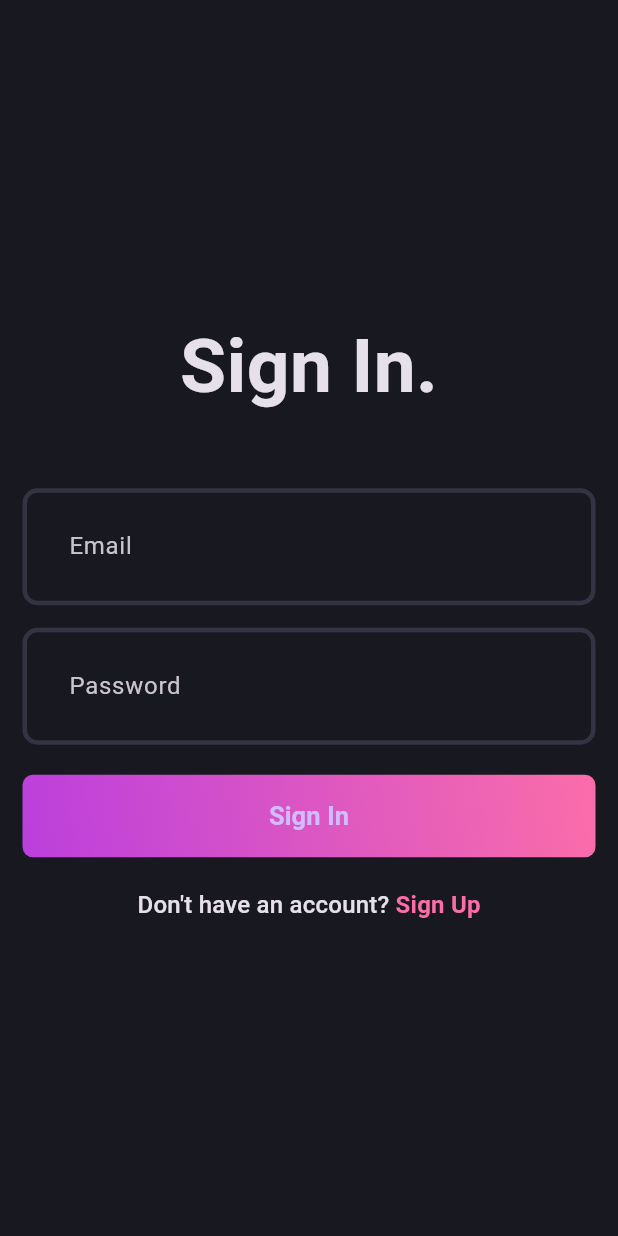
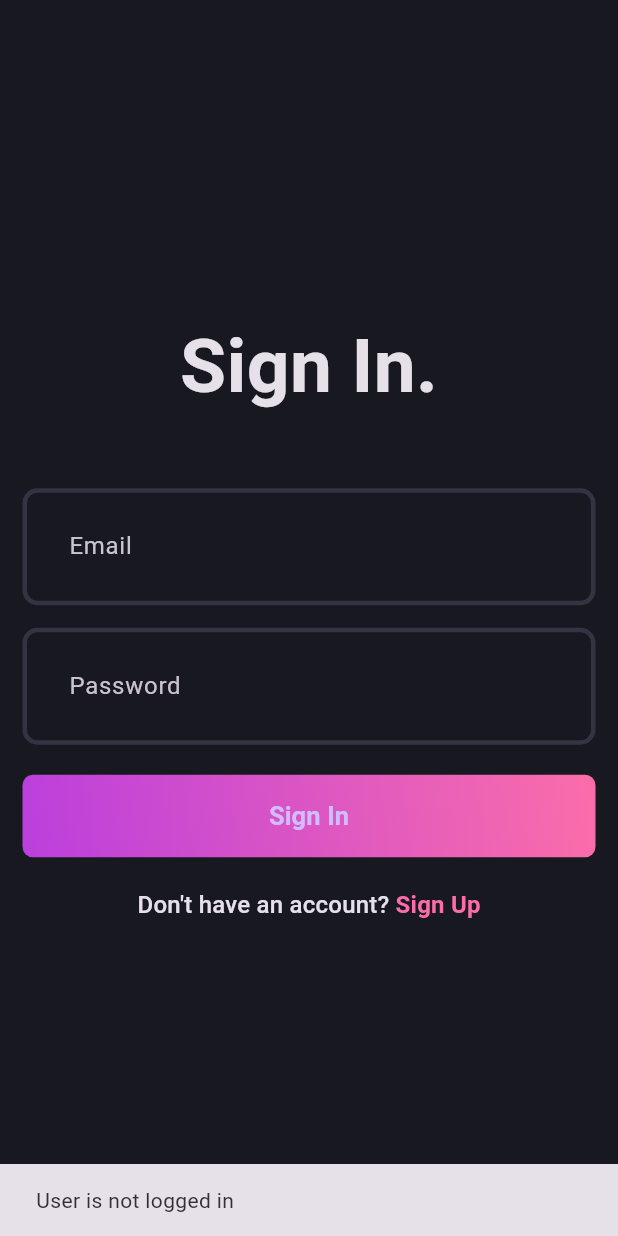
Before and after one commit to BiAksoy/blog-app, a Flutter app: the first screen one second after launch, on a phone screen of 412 x 824 dp. Run offline on Flutter 3.47's test engine with Material 3 defaults, Android fonts, the phone set to English and light mode, and no system bars; our stand-ins replace flutter_bloc, fpdart, get_it, supabase_flutter; accounts and stored records are empty.

Commit message:
Finished auth feature

```diff
--- /dev/null
+++ b/lib/core/common/cubits/app_user/app_user_cubit.dart
@@ -0,0 +1,17 @@
+import 'package:blog_app/core/entities/user.dart';
+import 'package:flutter/widgets.dart';
+import 'package:flutter_bloc/flutter_bloc.dart';
+
+part 'app_user_state.dart';
+
+class AppUserCubit extends Cubit<AppUserState> {
+  AppUserCubit() : super(AppUserInitial());
+
+  void updateUser(User? user) {
+    if (user == null) {
+      emit(AppUserInitial());
+    } else {
+      emit(AppUserLoggedIn(user));
+    }
+  }
+}
--- /dev/null
+++ b/lib/core/common/cubits/app_user/app_user_state.dart
@@ -0,0 +1,12 @@
+part of 'app_user_cubit.dart';
+
+@immutable
+sealed class AppUserState {}
+
+final class AppUserInitial extends AppUserState {}
+
+final class AppUserLoggedIn extends AppUserState {
+  final User user;
+
+  AppUserLoggedIn(this.user);
+}
--- a/lib/core/usecase/usecase.dart
+++ b/lib/core/usecase/usecase.dart
@@ -4,3 +4,5 @@ import 'package:fpdart/fpdart.dart';
 abstract interface class UseCase<SuccessType, Params> {
   Future<Either<Failure, SuccessType>> call(Params params);
 }
+
+class NoParams {}
--- a/lib/features/auth/data/repositories/auth_repository_impl.dart
+++ b/lib/features/auth/data/repositories/auth_repository_impl.dart
@@ -1,7 +1,7 @@
 import 'package:blog_app/core/error/exceptions.dart';
 import 'package:blog_app/core/error/failures.dart';
 import 'package:blog_app/features/auth/data/datasources/auth_remote_data_source.dart';
-import 'package:blog_app/features/auth/domain/entities/user.dart';
+import 'package:blog_app/core/entities/user.dart';
 import 'package:blog_app/features/auth/domain/repository/auth_repository.dart';
 import 'package:fpdart/fpdart.dart';
 import 'package:supabase_flutter/supabase_flutter.dart' as sb;
@@ -10,6 +10,21 @@ class AuthRepositoryImpl implements AuthRepository {
   final AuthRemoteDataSource _remoteDataSource;
 
   AuthRepositoryImpl(this._remoteDataSource);
+
+  @override
+  Future<Either<Failure, User>> currentUser() async {
+    try {
+      final user = await _remoteDataSource.getCurrentUserData();
+
+      if (user == null) {
+        return left(Failure('User is not logged in'));
+      }
+
+      return right(user);
+    } on ServerException catch (e) {
+      return left(Failure(e.message));
+    }
+  }
 
   @override
   Future<Either<Failure, User>> logInWithEmailAndPassword({
--- a/lib/features/auth/domain/repository/auth_repository.dart
+++ b/lib/features/auth/domain/repository/auth_repository.dart
@@ -1,5 +1,5 @@
 import 'package:blog_app/core/error/failures.dart';
-import 'package:blog_app/features/auth/domain/entities/user.dart';
+import 'package:blog_app/core/entities/user.dart';
 import 'package:fpdart/fpdart.dart';
 
 abstract interface class AuthRepository {
@@ -13,4 +13,6 @@ abstract interface class AuthRepository {
     required String email,
     required String password,
   });
+
+  Future<Either<Failure, User>> currentUser();
 }
--- /dev/null
+++ b/lib/features/auth/domain/usecases/current_user.dart
@@ -0,0 +1,16 @@
+import 'package:blog_app/core/error/failures.dart';
+import 'package:blog_app/core/usecase/usecase.dart';
+import 'package:blog_app/core/entities/user.dart';
+import 'package:blog_app/features/auth/domain/repository/auth_repository.dart';
+import 'package:fpdart/fpdart.dart';
+
+class CurrentUser implements UseCase<User, NoParams> {
+  final AuthRepository _authRepository;
+
+  CurrentUser(this._authRepository);
+
+  @override
+  Future<Either<Failure, User>> call(NoParams params) async {
+    return await _authRepository.currentUser();
+  }
+}
--- a/lib/features/auth/domain/usecases/user_login.dart
+++ b/lib/features/auth/domain/usecases/user_login.dart
@@ -1,6 +1,6 @@
 import 'package:blog_app/core/error/failures.dart';
 import 'package:blog_app/core/usecase/usecase.dart';
-import 'package:blog_app/features/auth/domain/entities/user.dart';
+import 'package:blog_app/core/entities/user.dart';
 import 'package:blog_app/features/auth/domain/repository/auth_repository.dart';
 import 'package:fpdart/fpdart.dart';
 
--- a/lib/features/auth/domain/usecases/user_signup.dart
+++ b/lib/features/auth/domain/usecases/user_signup.dart
@@ -1,6 +1,6 @@
 import 'package:blog_app/core/error/failures.dart';
 import 'package:blog_app/core/usecase/usecase.dart';
-import 'package:blog_app/features/auth/domain/entities/user.dart';
+import 'package:blog_app/core/entities/user.dart';
 import 'package:blog_app/features/auth/domain/repository/auth_repository.dart';
 import 'package:fpdart/fpdart.dart';
 
--- a/lib/features/auth/presentation/bloc/auth_bloc.dart
+++ b/lib/features/auth/presentation/bloc/auth_bloc.dart
@@ -1,4 +1,7 @@
-import 'package:blog_app/features/auth/domain/entities/user.dart';
+import 'package:blog_app/core/common/cubits/app_user/app_user_cubit.dart';
+import 'package:blog_app/core/usecase/usecase.dart';
+import 'package:blog_app/core/entities/user.dart';
+import 'package:blog_app/features/auth/domain/usecases/current_user.dart';
 import 'package:blog_app/features/auth/domain/usecases/user_login.dart';
 import 'package:blog_app/features/auth/domain/usecases/user_signup.dart';
 import 'package:flutter/material.dart';
@@ -10,19 +13,26 @@ part 'auth_state.dart';
 class AuthBloc extends Bloc<AuthEvent, AuthState> {
   final UserSignUp _userSignUp;
   final UserLogIn _userLogIn;
+  final CurrentUser _currentUser;
+  final AppUserCubit _appUserCubit;
 
   AuthBloc({
     required UserSignUp userSignUp,
     required UserLogIn userLogIn,
+    required CurrentUser currentUser,
+    required AppUserCubit appUserCubit,
   })  : _userSignUp = userSignUp,
         _userLogIn = userLogIn,
+        _currentUser = currentUser,
+        _appUserCubit = appUserCubit,
         super(AuthInitial()) {
+    on<AuthEvent>((_, emit) => emit(AuthLoading()));
     on<AuthSignUp>(_onAuthSignUp);
     on<AuthLogIn>(_onAuthLogIn);
+    on<AuthIsUserLoggedIn>(_onAuthIsUserLoggedIn);
   }
 
   void _onAuthSignUp(AuthSignUp event, Emitter<AuthState> emit) async {
-    emit(AuthLoading());
     final response = await _userSignUp(UserSignUpParams(
       name: event.name,
       email: event.email,
@@ -31,7 +41,7 @@ class AuthBloc extends Bloc<AuthEvent, AuthState> {
 
     response.fold(
       (failure) => emit(AuthFailure(failure.message)),
-      (user) => emit(AuthSuccess(user)),
+      (user) => _emitAuthSuccess(user, emit),
     );
   }
 
@@ -44,7 +54,24 @@ class AuthBloc extends Bloc<AuthEvent, AuthState> {
 
     response.fold(
       (failure) => emit(AuthFailure(failure.message)),
-      (user) => emit(AuthSuccess(user)),
+      (user) => _emitAuthSuccess(user, emit),
     );
   }
+
+  void _onAuthIsUserLoggedIn(
+    AuthIsUserLoggedIn event,
+    Emitter<AuthState> emit,
+  ) async {
+    final response = await _currentUser(NoParams());
+
+    response.fold(
+      (failure) => emit(AuthFailure(failure.message)),
+      (user) => _emitAuthSuccess(user, emit),
+    );
+  }
+
+  void _emitAuthSuccess(User user, Emitter<AuthState> emit) {
+    _appUserCubit.updateUser(user);
+    emit(AuthSuccess(user));
+  }
 }
--- a/lib/features/auth/presentation/bloc/auth_event.dart
+++ b/lib/features/auth/presentation/bloc/auth_event.dart
@@ -24,3 +24,5 @@ final class AuthLogIn extends AuthEvent {
     required this.password,
   });
 }
+
+final class AuthIsUserLoggedIn extends AuthEvent {}
--- a/lib/main.dart
+++ b/lib/main.dart
@@ -1,3 +1,4 @@
+import 'package:blog_app/core/common/cubits/app_user/app_user_cubit.dart';
 import 'package:blog_app/core/theme/theme.dart';
 import 'package:blog_app/features/auth/presentation/bloc/auth_bloc.dart';
 import 'package:blog_app/features/auth/presentation/pages/login_page.dart';
@@ -12,6 +13,9 @@ void main() async {
     MultiBlocProvider(
       providers: [
         BlocProvider(
+          create: (_) => serviceLocator<AppUserCubit>(),
+        ),
+        BlocProvider(
           create: (_) => serviceLocator<AuthBloc>(),
         ),
       ],
@@ -20,15 +24,40 @@ void main() async {
   );
 }
 
-class MyApp extends StatelessWidget {
+class MyApp extends StatefulWidget {
   const MyApp({super.key});
+
+  @override
+  State<MyApp> createState() => _MyAppState();
+}
+
+class _MyAppState extends State<MyApp> {
+  @override
+  void initState() {
+    context.read<AuthBloc>().add(AuthIsUserLoggedIn());
+    super.initState();
+  }
 
   @override
   Widget build(BuildContext context) {
     return MaterialApp(
       debugShowCheckedModeBanner: false,
       theme: AppTheme.darkThemeMode,
-      home: const LogInPage(),
+      home: BlocSelector<AppUserCubit, AppUserState, bool>(
+        selector: (state) {
+          return state is AppUserLoggedIn;
+        },
+        builder: (context, isUserLoggedIn) {
+          if (isUserLoggedIn) {
+            return const Scaffold(
+              body: Center(
+                child: Text('User is logged in'),
+              ),
+            );
+          }
+          return const LogInPage();
+        },
+      ),
     );
   }
 }
```
Also changed, not shown: lib/features/auth/data/datasources/auth_remote_data_source.dart (+27 -0 lines), lib/features/auth/data/models/user_model.dart (+16 -4 lines), lib/init_dependencies.dart (+12 -0 lines), lib/core/entities/user.dart (renamed from lib/features/auth/domain/entities/user.dart).
